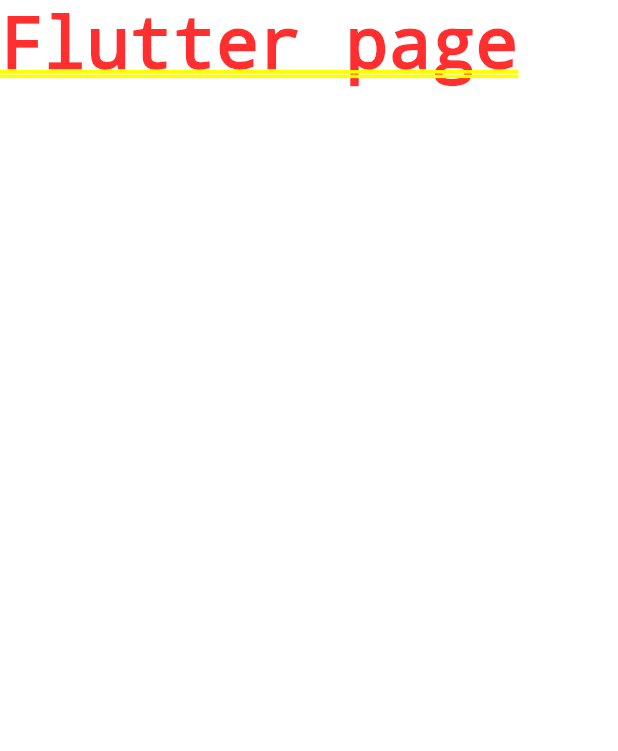
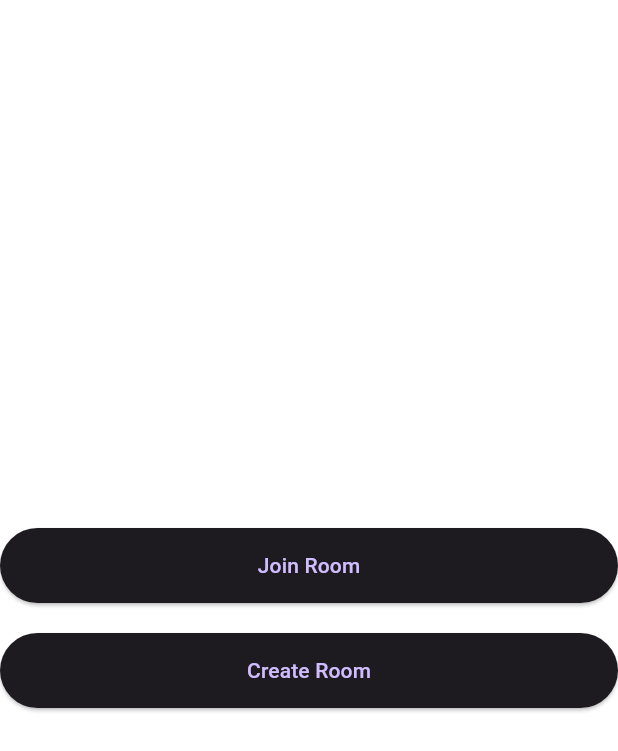
Before and after one commit to shiva396/Tic-Tac-Toe, a Flutter app: the screen it shows after launch, on a phone screen of 412 x 824 dp. Shown: the top 751 px of the screen. Run offline on Flutter 3.47's test engine with Material 3 defaults, Android fonts, the phone set to English and light mode, and no system bars.

Commit message:
Base created

```diff
--- a/lib/main.dart
+++ b/lib/main.dart
@@ -1,4 +1,7 @@
 import 'package:flutter/material.dart';
+import 'package:tictactoe/screens/create_room_screen.dart';
+import 'package:tictactoe/screens/join_room_screen.dart';
+import 'package:tictactoe/screens/main_screen.dart';
 import 'package:tictactoe/utils/colors.dart';
 
 void main() {
@@ -13,10 +16,13 @@
   Widget build(BuildContext context) {
     return MaterialApp(
       title: 'Flutter Demo',
-      theme: ThemeData.dark().copyWith(
-        scaffoldBackgroundColor: bgColor
-      ),
-      home: const Text("Flutter page")
+      theme: ThemeData.dark().copyWith(scaffoldBackgroundColor: bgColor),
+      routes: {
+        MainScreen.routeName: (context) => const MainScreen(),
+        JoinRoom.routeName: (context) => const JoinRoom(),
+        CreateRoom.routeName: (context) => const CreateRoom(),
+      },
+      home: MainScreen(),
     );
   }
 }
--- /dev/null
+++ b/lib/responsive/responsive.dart
@@ -0,0 +1,16 @@
+import 'package:flutter/material.dart';
+
+class responsive extends StatelessWidget {
+  final Widget child;
+  const responsive({required this.child});
+
+  @override
+  Widget build(BuildContext context) {
+    return Center(
+      child: ConstrainedBox(
+        constraints: BoxConstraints(maxWidth: 600),
+        child: child,
+      ),
+    );
+  }
+}
--- /dev/null
+++ b/lib/screens/main_screen.dart
@@ -0,0 +1,35 @@
+import 'package:flutter/material.dart';
+import 'package:tictactoe/responsive/responsive.dart';
+import 'package:tictactoe/screens/create_room_screen.dart';
+import 'package:tictactoe/screens/join_room_screen.dart';
+import 'package:tictactoe/widgets/custom_button.dart';
+
+class MainScreen extends StatelessWidget {
+  static String routeName = '/main-menu';
+  const MainScreen({super.key});
+
+  void createRoom(BuildContext context) {
+    Navigator.pushNamed(context, CreateRoom.routeName);
+  }
+
+  void joinRoom(BuildContext context) {
+    Navigator.pushNamed(context, JoinRoom.routeName);
+  }
+
+  @override
+  Widget build(BuildContext context) {
+    return Scaffold(
+        body: responsive(
+      child: Column(
+        mainAxisAlignment: MainAxisAlignment.center,
+        children: [
+          CustomButton(onTap: () => joinRoom(context), text: "Join Room"),
+          const SizedBox(
+            height: 20,
+          ),
+          CustomButton(onTap: () => createRoom(context), text: "Create Room"),
+        ],
+      ),
+    ));
+  }
+}
--- /dev/null
+++ b/lib/widgets/custom_button.dart
@@ -0,0 +1,18 @@
+import 'package:flutter/material.dart';
+
+class CustomButton extends StatelessWidget {
+  final VoidCallback onTap;
+  final String text;
+  const CustomButton({Key? Key, required this.onTap, required this.text})
+      : super(key: Key);
+
+  @override
+  Widget build(BuildContext context) {
+    final width = MediaQuery.of(context).size.width;
+    return ElevatedButton(
+      onPressed: onTap,
+      child: Text(text),
+      style: ElevatedButton.styleFrom(minimumSize: Size(width, 50)),
+    );
+  }
+}
```
Also changed, not shown: lib/screens/create_room_screen.dart (added, +56 -0 lines), lib/screens/join_room_screen.dart (added, +16 -0 lines), lib/widgets/custom_text.dart (added, +19 -0 lines), lib/widgets/custom_textfield.dart (added, +24 -0 lines).
